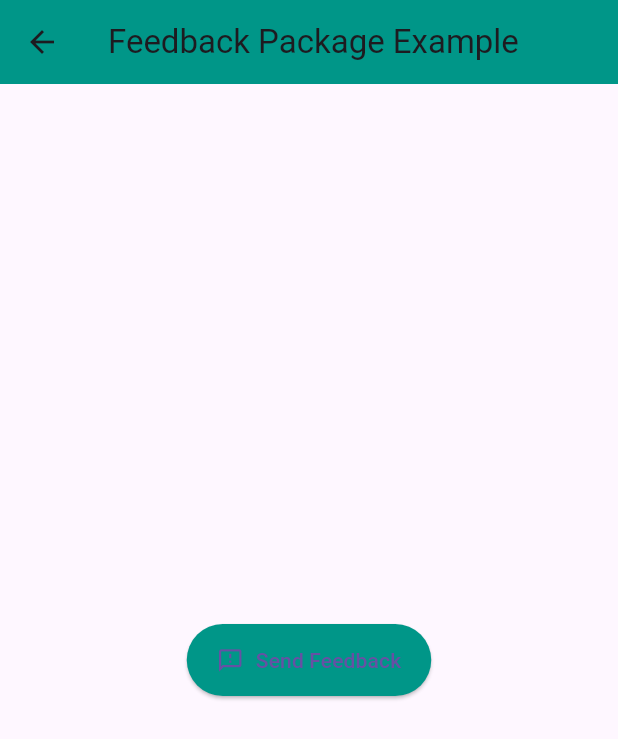
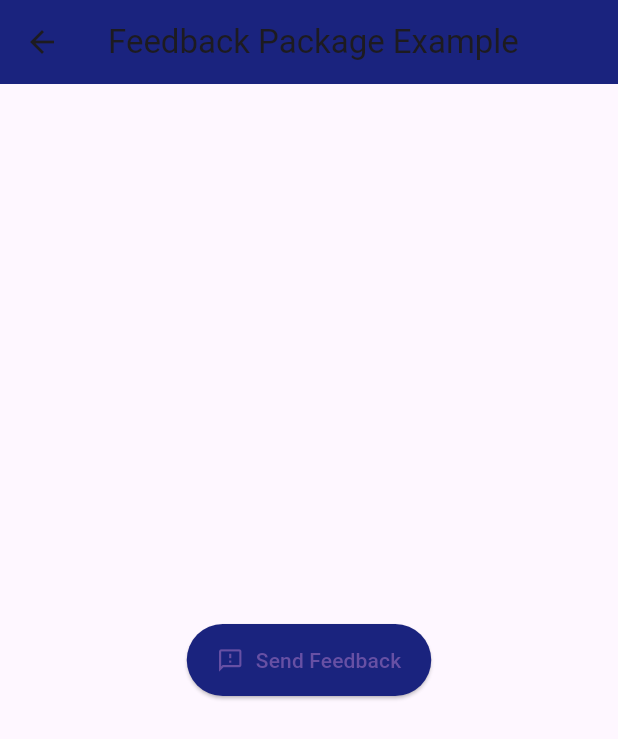
Before and after one commit to Shehryar-dev/useful_packages, a Flutter app: the FeedbackExampleScreen screen opened directly, on a phone screen of 412 x 824 dp. Shown: the top 739 px of the screen. Run offline on Flutter 3.47's test engine with Material 3 defaults, Android fonts, the phone set to English and light mode, and no system bars; our stand-ins replace device_preview, fluttertoast, video_player; missing offline and left inert: feedback.

Commit message:
Code Update

```diff
--- a/lib/constants/screen_paths.dart
+++ b/lib/constants/screen_paths.dart
@@ -22,6 +22,7 @@ export 'package:useful_packages/packages/3_feedback_package/3_feedback_pack.dart
 ///Packages Url
 export 'package:fluttertoast/fluttertoast.dart';
 export 'package:video_player/video_player.dart';
+export 'package:feedback/feedback.dart';
 
 
 
--- a/lib/packages/3_feedback_package/3_feedback_pack.dart
+++ b/lib/packages/3_feedback_package/3_feedback_pack.dart
@@ -1,5 +1,5 @@
-import 'package:flutter/material.dart';
-import 'package:feedback/feedback.dart';
+
+import '../../constants/screen_paths.dart';
 
 class FeedbackExampleScreen extends StatelessWidget {
   const FeedbackExampleScreen({super.key});
@@ -16,7 +16,7 @@ class FeedbackExampleScreen extends StatelessWidget {
         builder: (context) => Scaffold(
           appBar: AppBar(
             title: const Text('Feedback Package Example'),
-            backgroundColor: Colors.teal,
+            backgroundColor: Colors.indigo.shade900,
           ),
           body: Center(
             child: ElevatedButton.icon(
@@ -29,7 +29,7 @@ class FeedbackExampleScreen extends StatelessWidget {
               icon: const Icon(Icons.feedback_outlined),
               label: const Text('Send Feedback'),
               style: ElevatedButton.styleFrom(
-                backgroundColor: Colors.teal,
+                backgroundColor: Colors.indigo.shade900,
                 padding: const EdgeInsets.symmetric(horizontal: 20, vertical: 14),
               ),
             ),
```
